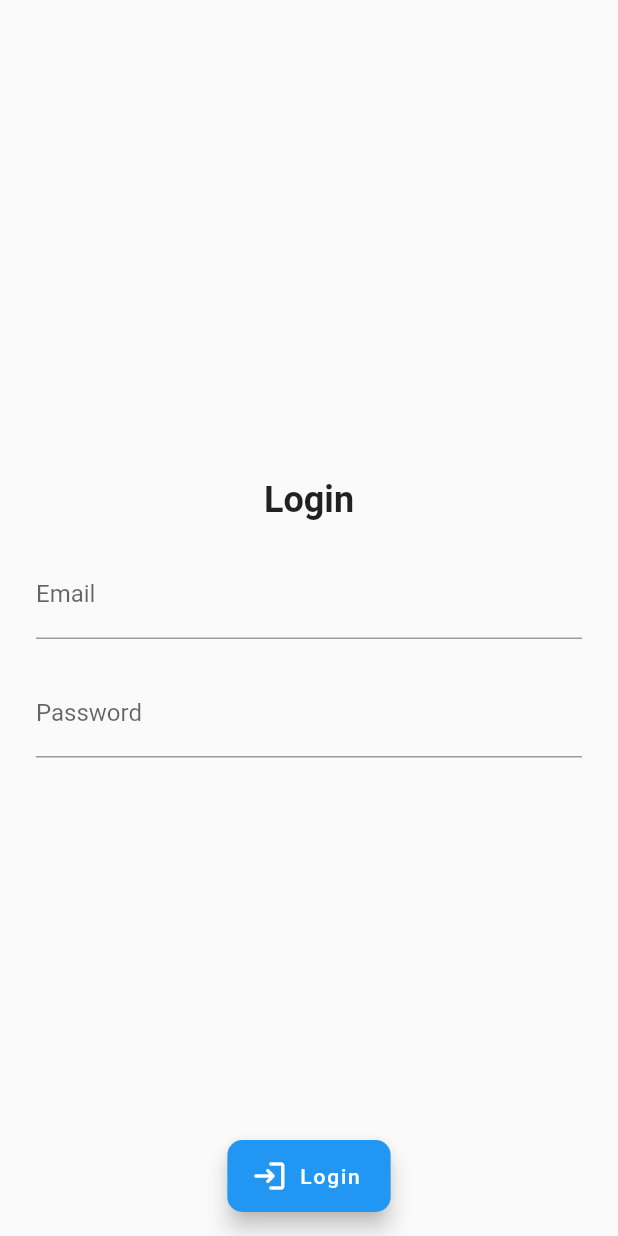
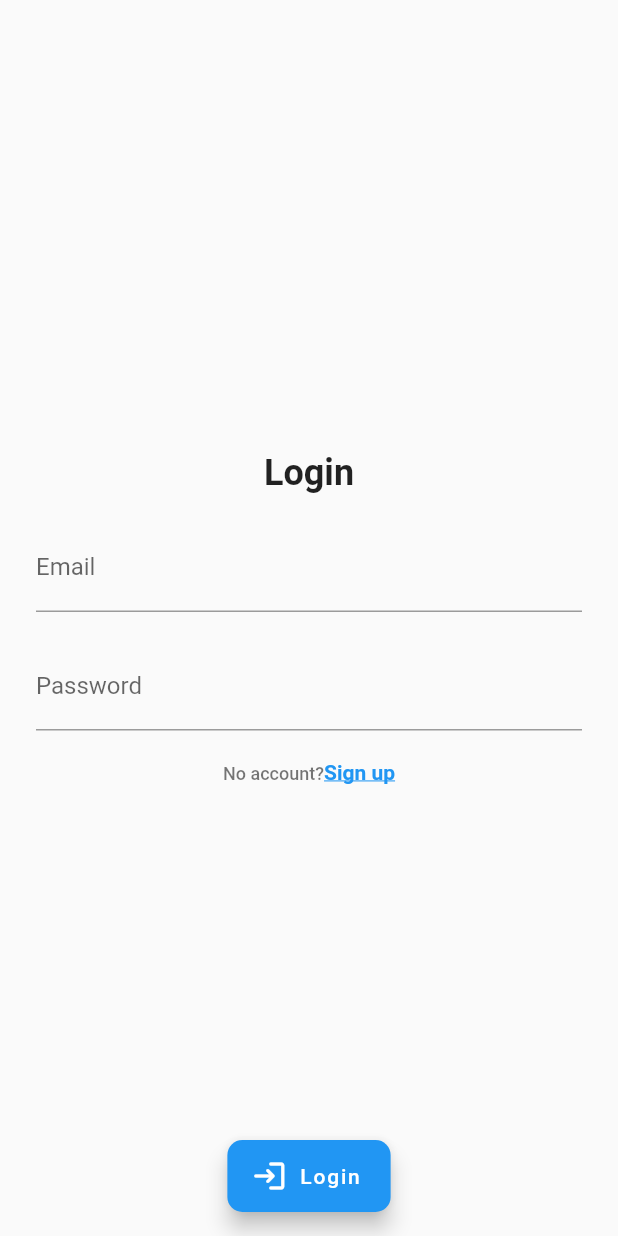
Before and after one commit to VinuBalagopalAP/Effigy, a Flutter app: the screen it shows after launch, on a phone screen of 412 x 824 dp. Run offline on Flutter 3.47's test engine with Material 2 defaults, Android fonts, the light colour scheme and no system bars; our stand-ins replace email_validator, firebase_auth, firebase_core; accounts and stored records are empty.

Commit message:
Sign Up | Validation | Documented 😍

```diff
--- a/lib/main.dart
+++ b/lib/main.dart
@@ -1,13 +1,15 @@
 import 'package:effigy/firebase_options.dart';
 import 'package:effigy/screens/home/home_page.dart';
-import 'package:effigy/screens/login/login_page.dart';
+import 'package:effigy/screens/login/auth_page.dart';
 import 'package:firebase_auth/firebase_auth.dart';
 import 'package:firebase_core/firebase_core.dart';
 import 'package:flutter/material.dart';
 
 void main() async {
+  /// [ ensureInitialized ] is a method that ensures that the Firebase is initialized.
   WidgetsFlutterBinding.ensureInitialized();
 
+  /// [ Firebase.initializeApp ] is a method to initialized the Firebase.
   await Firebase.initializeApp(
     options: DefaultFirebaseOptions.currentPlatform,
   );
@@ -26,19 +28,30 @@
       navigatorKey: navigatorKey,
       title: 'Effigy App',
       debugShowCheckedModeBanner: false,
+      home: StreamBuilder<User?>(
+        /// [ FirebaseAuth.instance.currentUser ] is null if the user is not logged in.
+        stream: FirebaseAuth.instance.authStateChanges(),
 
-      // Firebase Auth login
-      home: StreamBuilder<User?>(
-        stream: FirebaseAuth.instance.authStateChanges(),
         builder: (context, snapshot) {
+          /// [ Waiting ] for [ FirebaseAuth.instance.currentUser ] to be set.
           if (snapshot.connectionState == ConnectionState.waiting) {
+            /// [ Circular progress indicator ] is shown while waiting for [ FirebaseAuth.instance.currentUser ] to be set.
             return const Center(child: CircularProgressIndicator());
-          } else if (snapshot.hasError) {
+          }
+
+          /// [ snapshot.hasError ] to show Error message if any error occurs
+          else if (snapshot.hasError) {
             return const Center(child: Text('An error occurred'));
-          } else if (snapshot.hasData) {
+          }
+
+          /// [ snapshot.hasData ] to show [ HomePage ] if the user is logged in.
+          else if (snapshot.hasData) {
             return const HomePage();
-          } else {
-            return const LoginPage();
+          }
+
+          /// [ AuthPage ] is shown if the user is not logged in.
+          else {
+            return const AuthPage();
           }
         },
       ),
--- /dev/null
+++ b/lib/screens/login/auth_page.dart
@@ -0,0 +1,31 @@
+import 'package:effigy/screens/login/login_page.dart';
+import 'package:effigy/screens/login/signup_page.dart';
+import 'package:flutter/material.dart';
+
+class AuthPage extends StatefulWidget {
+  const AuthPage({Key? key}) : super(key: key);
+
+  @override
+  State<AuthPage> createState() => _AuthPageState();
+}
+
+class _AuthPageState extends State<AuthPage> {
+  /// [ isLogin] is to determine which page to show.
+  bool isLogin = true;
+
+  @override
+  Widget build(BuildContext context) => isLogin
+      ? LoginPage(
+          onClickedSignUp: toggle,
+        )
+      : SignUpPage(
+          onClickedSignIn: toggle,
+        );
+
+  /// [ toggle ] for [ isLogin ] to switch between [ LoginPage ] and [ SignUpPage ]
+  void toggle() {
+    setState(() {
+      isLogin = !isLogin;
+    });
+  }
+}
--- a/lib/screens/login/login_page.dart
+++ b/lib/screens/login/login_page.dart
@@ -1,17 +1,27 @@
 import 'package:effigy/main.dart';
+import 'package:email_validator/email_validator.dart';
 import 'package:firebase_auth/firebase_auth.dart';
+import 'package:flutter/gestures.dart';
 import 'package:flutter/material.dart';
 
 class LoginPage extends StatefulWidget {
-  const LoginPage({Key? key}) : super(key: key);
+  const LoginPage({
+    Key? key,
+    required this.onClickedSignUp,
+  }) : super(key: key);
+
+  final VoidCallback onClickedSignUp;
 
   @override
   State<LoginPage> createState() => _LoginPageState();
 }
 
 class _LoginPageState extends State<LoginPage> {
+  /// [TextEditingController] for the email field.
+  TextEditingController emailController = TextEditingController();
+
+  /// [TextEditingController] for the password field.
   TextEditingController passwordController = TextEditingController();
-  TextEditingController emailController = TextEditingController();
 
   @override
   void dispose() {
@@ -39,54 +49,91 @@ class _LoginPageState extends State<LoginPage> {
               ),
             ),
             const SizedBox(height: 20),
-            TextField(
+
+            /// [ TextFormField ] for [ email ]
+            TextFormField(
               controller: emailController,
               cursorColor: Colors.black,
               textInputAction: TextInputAction.next,
-              decoration: const InputDecoration(
-                labelText: 'Email',
-                // border: OutlineInputBorder(),
-              ),
+              decoration: const InputDecoration(labelText: 'Email'),
+              autovalidateMode: AutovalidateMode.onUserInteraction,
+              validator: (email) =>
+                  email != null && !EmailValidator.validate(email)
+                      ? 'Invalid email'
+                      : null,
             ),
             const SizedBox(height: 20),
-            TextField(
+
+            /// [ TextFormField ] for [ password ]
+            TextFormField(
               obscureText: true,
               controller: passwordController,
               cursorColor: Colors.black,
               textInputAction: TextInputAction.next,
-              decoration: const InputDecoration(
-                labelText: 'Password',
-                // border: OutlineInputBorder(),
+              decoration: const InputDecoration(labelText: 'Password'),
+              autovalidateMode: AutovalidateMode.onUserInteraction,
+              validator: (value) => value != null && value.length < 6
+                  ? 'Password must be at least 6 characters long'
+                  : null,
+            ),
+            const SizedBox(height: 20),
+
+            /// [ RichTextButton ] to toggle the [ SignUp ]
+            RichText(
+              text: TextSpan(
+                style: const TextStyle(
+                  color: Colors.black54,
+                  fontSize: 12,
+                  fontWeight: FontWeight.w500,
+                ),
+                text: "No account?",
+                children: [
+                  TextSpan(
+                    recognizer: TapGestureRecognizer()
+                      ..onTap = widget.onClickedSignUp,
+                    text: "Sign up",
+                    style: const TextStyle(
+                      decoration: TextDecoration.underline,
+                      color: Colors.blue,
+                      fontWeight: FontWeight.bold,
+                      fontSize: 14,
+                    ),
+                  ),
+                ],
               ),
-            ),
+            )
           ],
         ),
       ),
+
+      /// [ FloatingActionButton ] to [ Login ]
       floatingActionButton: FloatingActionButton.extended(
         shape: RoundedRectangleBorder(borderRadius: BorderRadius.circular(10)),
         icon: const Icon(Icons.login_rounded),
-        onPressed: sigIn,
+        onPressed: signIn,
         label: const Text('Login'),
       ),
       floatingActionButtonLocation: FloatingActionButtonLocation.centerFloat,
     );
   }
 
-  Future sigIn() async {
+  Future signIn() async {
     showDialog(
         context: context,
         barrierDismissible: false,
         builder: (context) => const Center(child: CircularProgressIndicator()));
 
+    /// [ Firebase Auth ] is for login the user.
     try {
       await FirebaseAuth.instance.signInWithEmailAndPassword(
         email: emailController.text.trim(),
         password: passwordController.text.trim(),
       );
     } on FirebaseAuthException catch (e) {
-      print(e.code);
+      debugPrint(e.code);
     }
 
+    /// [ navigatorKey.currentState ] is for navigating to the [ Home ] screen.
     navigatorKey.currentState!.popUntil((route) => route.isFirst);
   }
 }
--- a/pubspec.yaml
+++ b/pubspec.yaml
@@ -12,15 +12,16 @@ dependencies:
   flutter:
     sdk: flutter
 
-  cupertino_icons: ^1.0.2
+  cupertino_icons: ^1.0.4
   firebase_core: ^1.17.1
   firebase_auth: ^3.3.19
+  email_validator: ^2.0.1
 
 dev_dependencies:
   flutter_test:
     sdk: flutter
 
-  flutter_lints: ^2.0.0
+  flutter_lints: ^2.0.1
 
 flutter:
   uses-material-design: true
```
Also changed, not shown: lib/screens/login/signup_page.dart (added, +154 -0 lines), lib/firebase_options.dart, pubspec.lock.
